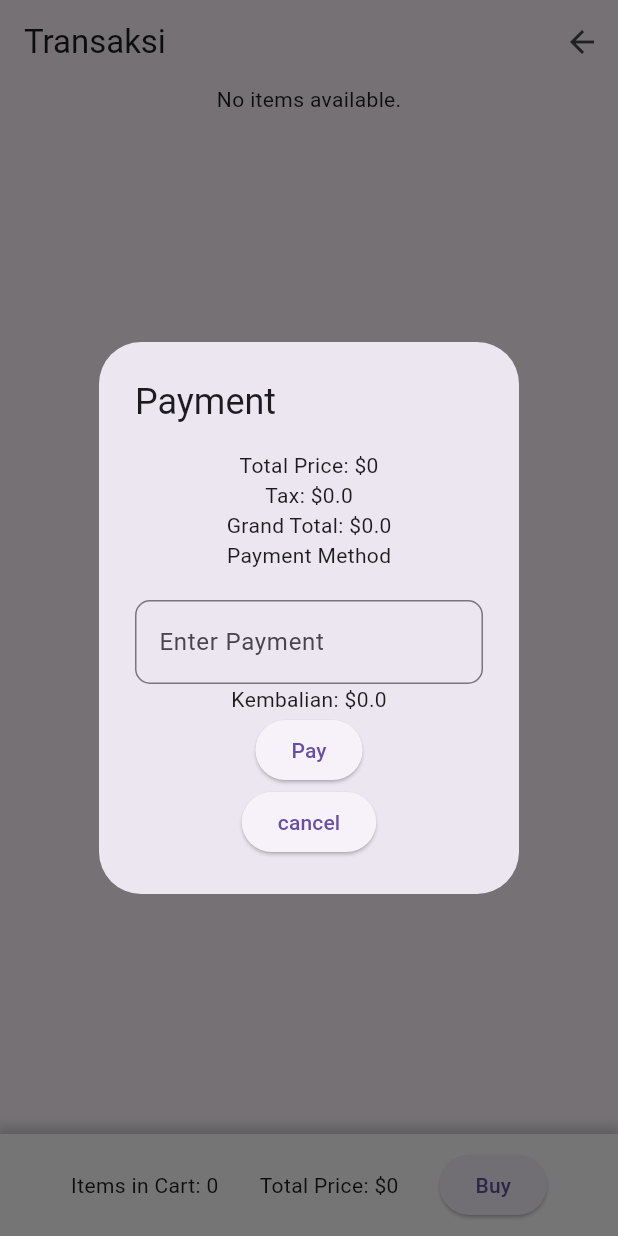
After one commit to mhardiansyah/simple_app-study-, a Flutter app: the MenuScreen screen opened by its route, after a tap on the "arrow back" icon, after a tap on "Penjualan", after a tap on "Buy", on a phone screen of 412 x 824 dp. The commit adds this screen. Run offline on Flutter 3.47's test engine with Material 3 defaults, Android fonts, the phone set to English and light mode, and no system bars; our stand-ins replace cloud_firestore, firebase_auth, firebase_core, go_router, google_fonts, google_sign_in; missing offline and left inert: dart:js_interop, image_picker_web; accounts and stored records are empty; network calls fail.

Commit message:
nih rakyat

```diff
--- a/lib/Presentation/page/Home_screen.dart
+++ b/lib/Presentation/page/Home_screen.dart
@@ -140,7 +140,9 @@ class _HomeScreenState extends State<HomeScreen> {
                 InkWell(
                     onTap: () => context.goNamed(Routes.menu),
                     child: _buildMenuItem(Icons.restaurant, "Restaurant")),
-                _buildMenuItem(Icons.shopping_cart, "Penjualan"),
+                InkWell(
+                    onTap: () => context.goNamed(Routes.transaction),
+                    child: _buildMenuItem(Icons.shopping_cart, "Penjualan")),
                 _buildMenuItem(Icons.bar_chart, "Laporan"),
               ],
             ),
--- a/lib/Presentation/page/edit_menu_screen.dart
+++ b/lib/Presentation/page/edit_menu_screen.dart
@@ -1,3 +1,5 @@
+// ignore_for_file: avoid_print
+
 import 'package:app_simple/core/models/menu_items.dart';
 import 'package:app_simple/service/menu_service.dart';
 import 'package:flutter/material.dart';
--- /dev/null
+++ b/lib/Presentation/page/transection_screen.dart
@@ -0,0 +1,246 @@
+import 'dart:js_interop';
+
+import 'package:app_simple/Presentation/widget/cardItems.dart';
+import 'package:app_simple/core/models/cart_items.dart';
+import 'package:app_simple/core/models/menu_items.dart';
+import 'package:app_simple/service/menu_service.dart';
+import 'package:app_simple/service/transaksi_service.dart';
+import 'package:cloud_firestore/cloud_firestore.dart';
+import 'package:flutter/material.dart';
+
+class TransectionScreen extends StatefulWidget {
+  @override
+  State<TransectionScreen> createState() => _TransectionScreenState();
+}
+
+class _TransectionScreenState extends State<TransectionScreen> {
+  List<CartItems> listcart = [];
+  @override
+  Widget build(BuildContext context) {
+    return Scaffold(
+      appBar: AppBar(
+        title: const Text('Transaksi'),
+        actions: [
+          IconButton(
+            onPressed: () {
+              Navigator.pop(context);
+            },
+            icon: const Icon(Icons.arrow_back),
+          ),
+        ],
+      ),
+      body: SingleChildScrollView(
+        child: StreamBuilder<List<MenuItems>>(
+          stream: MenuService().getMenu(),
+          builder: (context, snapshot) {
+            if (snapshot.connectionState == ConnectionState.waiting) {
+              return const Center(child: CircularProgressIndicator());
+            } else if (snapshot.hasError) {
+              return Center(child: Text('Error: ${snapshot.error}'));
+            } else if (!snapshot.hasData || snapshot.data!.isEmpty) {
+              return const Center(child: Text('No items available.'));
+            } else {
+              final List<MenuItems> menuItems = snapshot.data!;
+
+              return Column(
+                children: [
+                  GridView.count(
+                    shrinkWrap: true,
+                    physics: const NeverScrollableScrollPhysics(),
+                    crossAxisCount: 2, // Jumlah item per baris
+                    crossAxisSpacing: 10,
+                    mainAxisSpacing: 10,
+                    children: List.generate(menuItems.length, (index) {
+                      final item = menuItems[index];
+                      return Container(
+                        margin: const EdgeInsets.all(10),
+                        padding: const EdgeInsets.all(10),
+                        decoration: BoxDecoration(
+                          color: Colors.white,
+                          borderRadius: BorderRadius.circular(15),
+                          boxShadow: [
+                            BoxShadow(
+                              color: Colors.grey.withOpacity(0.5),
+                              spreadRadius: 2,
+                              blurRadius: 5,
+                              offset: const Offset(0, 3),
+                            ),
+                          ],
+                        ),
+                        child: Column(
+                          mainAxisSize: MainAxisSize.min,
+                          children: [
+                            Row(
+                              mainAxisAlignment: MainAxisAlignment.spaceBetween,
+                              children: [
+                                Expanded(
+                                  child: Card(
+                                    shape: RoundedRectangleBorder(
+                                      borderRadius: BorderRadius.circular(10),
+                                    ),
+                                    child: Column(
+                                      children: [
+                                        ClipRRect(
+                                          borderRadius:
+                                              BorderRadius.circular(10),
+                                          child: Image.network(
+                                            item.imgUrl.toString(),
+                                            height: 100,
+                                            width: double.infinity,
+                                            fit: BoxFit.cover,
+                                          ),
+                                        ),
+                                        Padding(
+                                          padding: const EdgeInsets.all(8.0),
+                                          child: Column(
+                                            children: [
+                                              Text(
+                                                item.name,
+                                                style: const TextStyle(
+                                                  fontSize: 16,
+                                                  fontWeight: FontWeight.bold,
+                                                ),
+                                              ),
+                                              Text(
+                                                '\$${item.price.toString()}',
+                                                style: const TextStyle(
+                                                  fontSize: 14,
+                                                  color: Colors.grey,
+                                                ),
+                                              ),
+                                            ],
+                                          ),
+                                        ),
+                                      ],
+                                    ),
+                                  ),
+                                ),
+                              ],
+                            ),
+                            const SizedBox(height: 20),
+                            ElevatedButton(
+                              onPressed: () {
+                                setState(() {
+                                  try {
+                                    final exxisttingItem = listcart.firstWhere(
+                                        (element) =>
+                                            element.menuItems.id == item.id);
+                                    exxisttingItem.quantity += 1;
+
+                                    print("jalannn");
+                                  } catch (e) {
+                                    final newCartItems = CartItems(
+                                      menuItems: item,
+                                      quantity: 1,
+                                    );
+                                    listcart.add(newCartItems);
+                                    print("catch");
+                                  }
+                                });
+                              },
+                              child: const Text('Add to Cart'),
+                            ),
+                          ],
+                        ),
+                      );
+                    }),
+                  ),
+                ],
+              );
+            }
+          },
+        ),
+      ),
+      bottomNavigationBar: Container(
+        padding: const EdgeInsets.symmetric(vertical: 10, horizontal: 20),
+        decoration: BoxDecoration(
+          color: Colors.white,
+          boxShadow: [
+            BoxShadow(
+              color: Colors.grey.withOpacity(0.5),
+              spreadRadius: 2,
+              blurRadius: 5,
+              offset: const Offset(0, -3), // Shadow appears above the bar
+            ),
+          ],
+        ),
+        child: Row(
+          mainAxisAlignment: MainAxisAlignment.spaceEvenly,
+          children: [
+            Text(
+                'Items in Cart: ${listcart.fold(0, (sum, items) => sum + items.quantity)}'),
+            Text(
+              'Total Price: \$${listcart.fold(0, (sum, items) => sum + items.menuItems.price * items.quantity)}',
+            ),
+            ElevatedButton(
+              onPressed: () {
+                showdialogpaymet(context);
+              },
+              child: const Text('Buy'),
+            ),
+          ],
+        ),
+      ),
+    );
+  }
+
+  showdialogpaymet(BuildContext context) {
+    final totalPrice = listcart.fold(
+        0, (sum, items) => sum + items.menuItems.price * items.quantity);
+    final tax = totalPrice * 0.1;
+    final grandFinal = totalPrice + tax;
+    TextEditingController payment = TextEditingController();
+    double kembalian = 0;
+    showDialog(
+      context: context,
+      builder: (context) {
+        return StatefulBuilder(
+          builder: (context, setState) {
+            return AlertDialog(
+                title: Text('Payment'),
+                content: Column(mainAxisSize: MainAxisSize.min, children: [
+                  Text('Total Price: \$${totalPrice}'),
+                  Text('Tax: \$${tax}'),
+                  Text('Grand Total: \$${grandFinal}'),
+                  Text('Payment Method'),
+                  SizedBox(
+                    height: 20,
+                  ),
+                  TextField(
+                    controller: payment,
+                    decoration: InputDecoration(
+                      labelText: 'Enter Payment',
+                      border: OutlineInputBorder(
+                        borderRadius: BorderRadius.circular(10),
+                      ),
+                    ),
+                    onChanged: (value) {
+                      setState(() {
+                        kembalian = int.parse(payment.text) - grandFinal;
+                      });
+                    },
+                  ),
+                  // ignore: unnecessary_brace_in_string_interps
+                  Text('Kembalian: \$${kembalian}'),
+                  ElevatedButton(
+                      onPressed: () {
+                        TransaksiService().savetransaksi(grandFinal, kembalian,
+                            int.parse(payment.text), listcart);
+                        ScaffoldMessenger.of(context).showSnackBar(
+                          SnackBar(content: Text('Payment Success')),
+                        );
+                        Navigator.pop(context);
+                      },
+                      child: Text('Pay')),
+                  ElevatedButton(
+                      onPressed: () {
+                        Navigator.pop(context);
+                      },
+                      child: Text('cancel')),
+                ]));
+          },
+        );
+      },
+    );
+  }
+}
--- a/lib/core/Routing/App_route.dart
+++ b/lib/core/Routing/App_route.dart
@@ -5,6 +5,7 @@ import 'package:app_simple/Presentation/page/Register_screen.dart';
 import 'package:app_simple/Presentation/page/add_menu_screen.dart';
 import 'package:app_simple/Presentation/page/edit_menu_screen.dart';
 import 'package:app_simple/Presentation/page/forgot_password.dart';
+import 'package:app_simple/Presentation/page/transection_screen.dart';
 import 'package:app_simple/core/models/menu_items.dart';
 import 'package:go_router/go_router.dart';
 
@@ -49,4 +50,9 @@ final appRoute = [
      return EditMenuScreen(menuItems: menuitems);
     },
   ),
+  GoRoute(
+    path: '/transection',
+    name: Routes.transaction,
+    builder: (context, state) =>  TransectionScreen(),
+  ),
 ];
--- a/lib/core/Routing/Route_name.dart
+++ b/lib/core/Routing/Route_name.dart
@@ -8,4 +8,5 @@ class Routes {
   static const String menu = '/menu';
   static const String addmenu = '/addmenu';
   static const String editmenu = '/editmenu';
+  static const String transaction = '/transaction';
 }
--- /dev/null
+++ b/lib/core/models/cart_items.dart
@@ -0,0 +1,8 @@
+import 'package:app_simple/core/models/menu_items.dart';
+
+class CartItems {
+  final MenuItems menuItems;
+  int quantity;
+
+  CartItems({required this.menuItems, required this.quantity});
+}
--- a/lib/core/models/menu_items.dart
+++ b/lib/core/models/menu_items.dart
@@ -6,6 +6,7 @@ class MenuItems {
   final String category;
   final int spicyLevel;
   final bool isAvailable;
+  String? imgUrl;
 
   MenuItems({
     this.id,
@@ -15,6 +16,7 @@ class MenuItems {
     required this.category,
     required this.spicyLevel,
     required this.isAvailable,
+    this.imgUrl,
   });
 
   factory MenuItems.fromJson(Map<String, dynamic> json, String id) {
@@ -26,6 +28,7 @@ class MenuItems {
       category: json['category'],
       spicyLevel: json['spicyLevel'],
       isAvailable: json['isAvailable'],
+      imgUrl: json['imgUrl'],
     );
   }
 
@@ -37,6 +40,7 @@ class MenuItems {
       'category': category,
       'spicyLevel': spicyLevel,
       'isAvailable': isAvailable,
+      'imgUrl': imgUrl
     };
   }
 }
--- a/lib/service/menu_service.dart
+++ b/lib/service/menu_service.dart
@@ -59,5 +59,4 @@ class MenuService {
       print('Error adding document: $e');
     }
   }
-
 }
--- /dev/null
+++ b/lib/service/transaksi_service.dart
@@ -0,0 +1,38 @@
+// ignore_for_file: unused_local_variable, avoid_print
+
+import 'package:app_simple/core/models/cart_items.dart';
+import 'package:cloud_firestore/cloud_firestore.dart';
+
+class TransaksiService {
+  Future savetransaksi(
+      total, kembalian, bayar, List<CartItems> listcart) async {
+    // total, kembalian, bayar, tanggal transaksi
+    // transaksi detail: id_transaksi, id_menu, jumlah_menu
+
+    try {
+      CollectionReference transaksiCollection =
+          FirebaseFirestore.instance.collection('transaksi');
+      DocumentReference transaksiRef = await transaksiCollection.add({
+        'total': total,
+        'kembalian': kembalian,
+        'bayar': bayar,
+        'tanggal_transaksi': DateTime.now(),
+      });
+
+      print("transaksi berhasil di simpan");
+      CollectionReference transaksiDetailCollection =
+          FirebaseFirestore.instance.collection('transaksiDetail');
+
+      for (var item in listcart) {
+        await transaksiDetailCollection.add({
+          'id_transaksi': transaksiRef.id,
+          'id_menu': item.menuItems.id,
+          'jumlah_menu': item.quantity,
+        });
+      }
+      print("transaksi detail berhasil di simpan");
+    } catch (e) {
+      print("transaksi gagal di simpan $e");
+    }
+  }
+}
--- a/pubspec.yaml
+++ b/pubspec.yaml
@@ -2,7 +2,7 @@ name: app_simple
 description: "A new Flutter project."
 # The following line prevents the package from being accidentally published to
 # pub.dev using `flutter pub publish`. This is preferred for private packages.
-publish_to: 'none' # Remove this line if you wish to publish to pub.dev
+publish_to: "none" # Remove this line if you wish to publish to pub.dev
 
 # The following defines the version and build number for your application.
 # A version number is three numbers separated by dots, like 1.2.43
@@ -38,6 +38,7 @@ dependencies:
   google_fonts: ^6.2.1
   google_sign_in: ^6.3.0
   http: ^1.3.0
+  image_picker_web: ^4.0.0
 
 dev_dependencies:
   flutter_lints: ^5.0.0
@@ -48,7 +49,6 @@ dev_dependencies:
 # following page: https://dart.dev/tools/pub/pubspec
 # The following section is specific to Flutter packages.
 flutter:
-
   # The following line ensures that the Material Icons font is
   # included with your application, so that you can use the icons in
   # the material Icons class.
```
Also changed, not shown: lib/Presentation/page/add_menu_screen.dart (+34 -9 lines), lib/Presentation/widget/cardItems.dart (added, +137 -0 lines), lib/service/upload_sevice.dart (added, +32 -0 lines), pubspec.lock.
